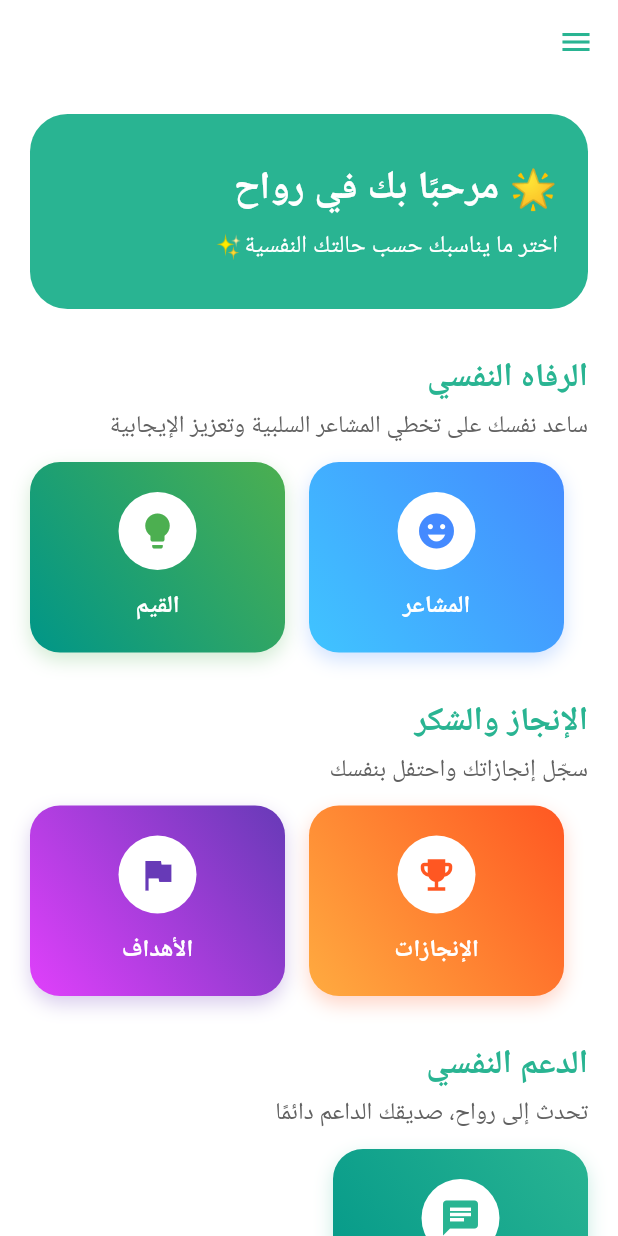
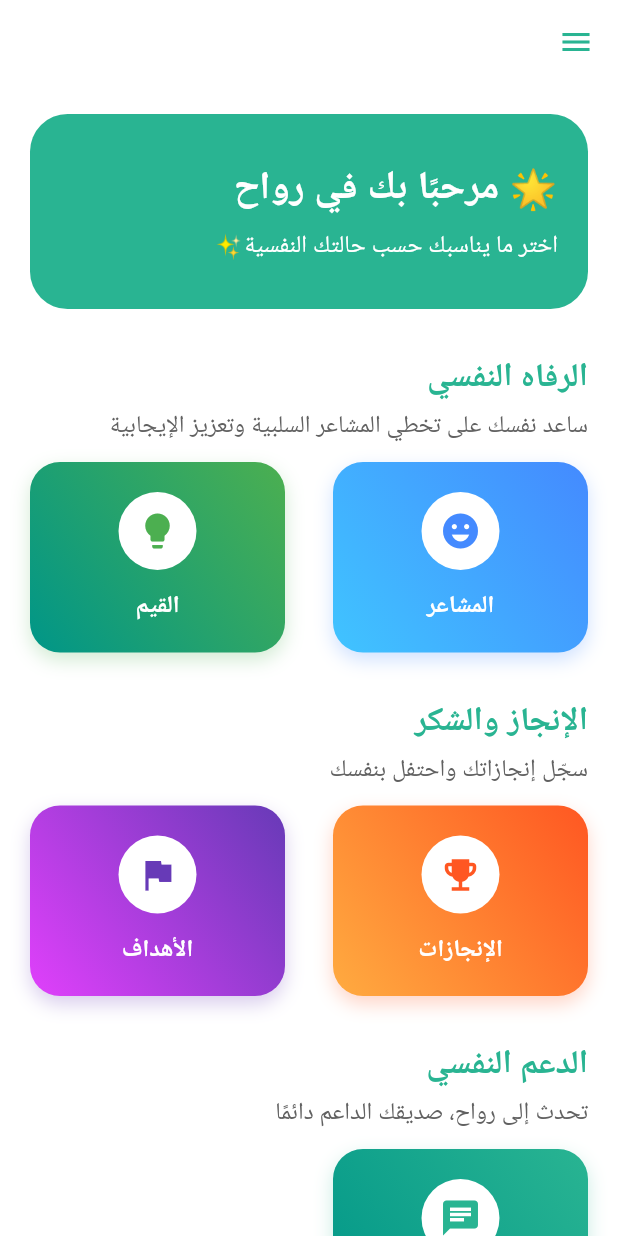
Before and after one commit to sohilaAreef/Rawah, a Flutter app: the MainHomeScreen screen opened directly, on a phone screen of 412 x 824 dp. Run offline on Flutter 3.47's test engine with Material 3 defaults, Android fonts, the light colour scheme and no system bars; our stand-ins replace audioplayers, cloud_firestore, confetti, curved_navigation_bar, firebase_auth, firebase_core and 11 more; missing offline and left inert: firebase_app_check; accounts and stored records are empty.

Commit message:
Enhance grid layout for two children in MainHomeScreen

```diff
--- a/lib/screens/main_home_screen.dart
+++ b/lib/screens/main_home_screen.dart
@@ -628,6 +628,18 @@ class _MainHomeScreenState extends State<MainHomeScreen> {
       return Align(alignment: Alignment.centerRight, child: children.first);
     }
 
+    if (children.length == 2) {
+      return Row(
+        mainAxisAlignment: MainAxisAlignment.spaceBetween,
+        children: children.map((child) {
+          return SizedBox(
+            width: (MediaQuery.of(context).size.width - 72) / 2,
+            child: child,
+          );
+        }).toList(),
+      );
+    }
+
     return Wrap(
       spacing: 16,
       runSpacing: 16,
```
